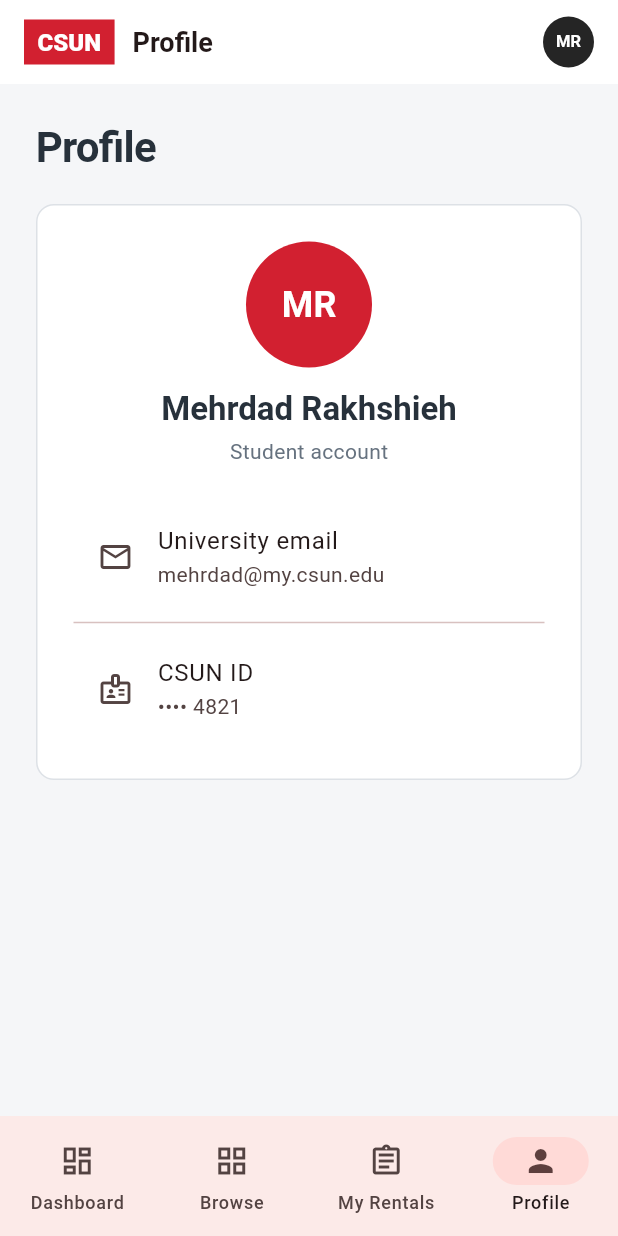
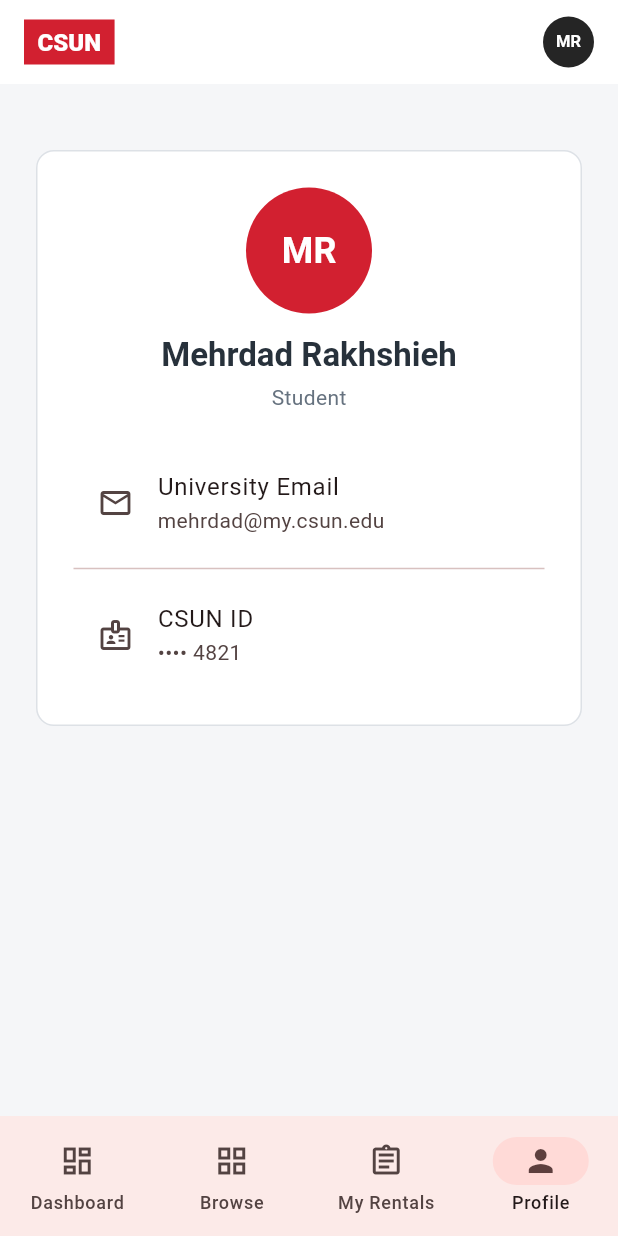
Before and after one commit to AnaCastillo23/COMP-585-PROJECT, a Flutter app: the ResponsiveAppShell screen opened directly with empty values, item 4 of the bottom bar chosen, on a phone screen of 412 x 824 dp. Run offline on Flutter 3.47's test engine with Material 3 defaults, Android fonts, the phone set to English and light mode, and no system bars; our stand-ins replace firebase_core; accounts and stored records are empty.

Commit message:
Refactor ProfileScreen and ResponsiveAppShell for improved layout and readability

```diff
--- a/lib/screens/profile_screen.dart
+++ b/lib/screens/profile_screen.dart
@@ -15,7 +15,6 @@
       child: Column(
         crossAxisAlignment: CrossAxisAlignment.start,
         children: [
-          Text('Profile', style: Theme.of(context).textTheme.headlineMedium),
           const SizedBox(height: 20),
           Container(
             constraints: const BoxConstraints(maxWidth: 680),
@@ -43,13 +42,13 @@
                 ),
                 const SizedBox(height: 4),
                 Text(
-                  '${role.label} account',
+                  role.label,
                   style: const TextStyle(color: AppColors.muted),
                 ),
                 const SizedBox(height: 24),
                 const ListTile(
                   leading: Icon(Icons.email_outlined),
-                  title: Text('University email'),
+                  title: Text('University Email'),
                   subtitle: Text('mehrdad@my.csun.edu'),
                 ),
                 const Divider(),
--- a/lib/widgets/responsive_app_shell.dart
+++ b/lib/widgets/responsive_app_shell.dart
@@ -124,11 +124,7 @@
           Expanded(
             child: Column(
               children: [
-                _TopBar(
-                  pageTitle: _destinations[_selectedIndex].label,
-                  role: _role,
-                  onAccountAction: _handleAccountAction,
-                ),
+                _TopBar(role: _role, onAccountAction: _handleAccountAction),
                 Expanded(child: _selectedScreen),
               ],
             ),
@@ -158,16 +154,7 @@
                 ),
               ),
             ),
-            const SizedBox(width: 12),
-            Expanded(
-              child: Text(
-                _destinations[_selectedIndex].label,
-                style: const TextStyle(
-                  fontWeight: FontWeight.w700,
-                  fontSize: 18,
-                ),
-              ),
-            ),
+            const Spacer(),
           ],
         ),
         actions: [
@@ -335,13 +322,8 @@
 }
 
 class _TopBar extends StatelessWidget {
-  const _TopBar({
-    required this.pageTitle,
-    required this.role,
-    required this.onAccountAction,
-  });
+  const _TopBar({required this.role, required this.onAccountAction});
 
-  final String pageTitle;
   final UserRole role;
   final ValueChanged<String> onAccountAction;
 
@@ -356,12 +338,7 @@
       ),
       child: Row(
         children: [
-          Expanded(
-            child: Text(
-              pageTitle,
-              style: Theme.of(context).textTheme.titleLarge,
-            ),
-          ),
+          const Spacer(),
           IconButton(
             onPressed: () {},
             tooltip: 'Notifications',
```
